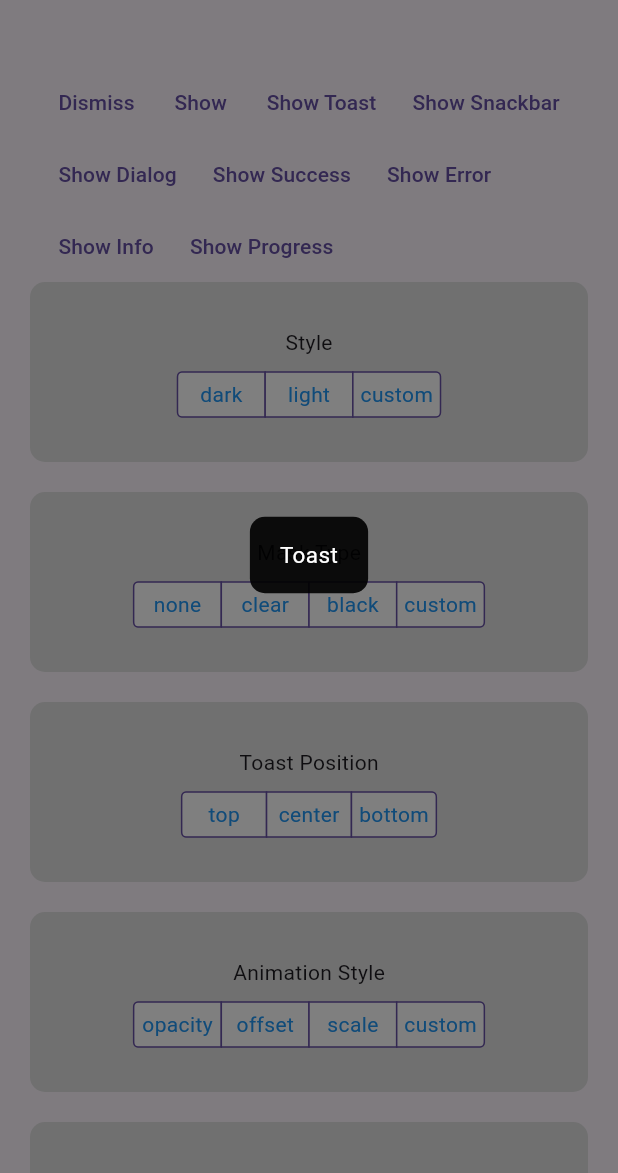
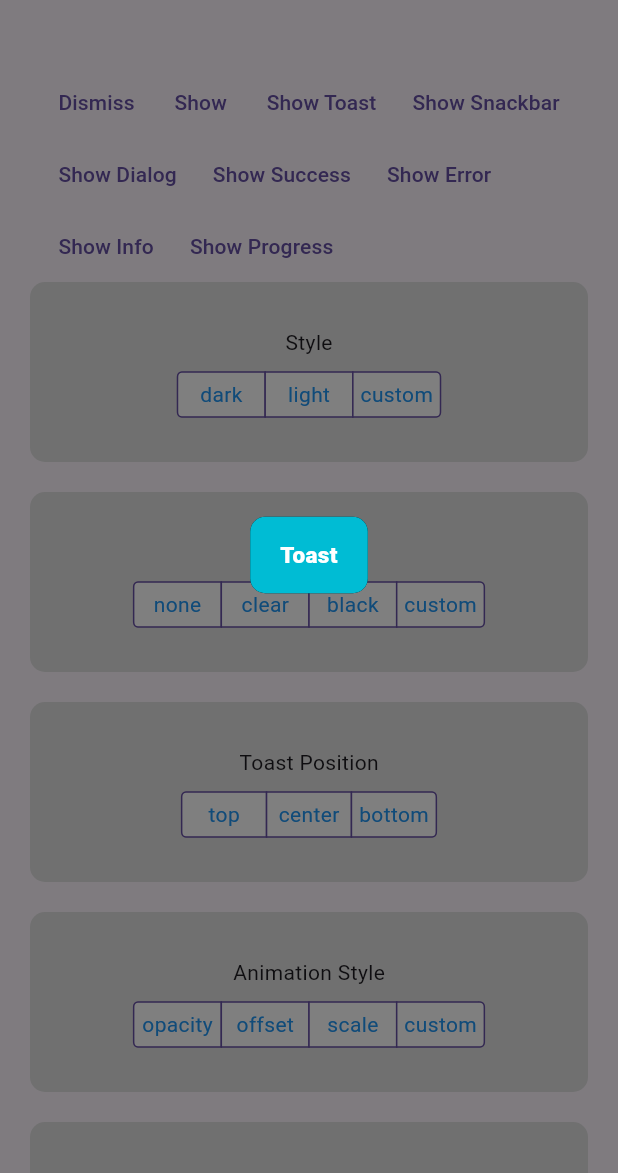
Before and after one commit to subhashDev11/snacknload, a Flutter app: the screen it shows after launch, after a tap on "Show", after a tap on "Dismiss", after a tap on "Show Toast", on a phone screen of 412 x 824 dp, the part 63-1236 px from its top. Run offline on Flutter 3.47's test engine with Material 3 defaults, Android fonts, the phone set to English and light mode, and no system bars; our stand-ins replace flutter_spinkit.

Commit message:
bug fixes and 1.3.0 version released

```diff
--- a/example/lib/custom_animation.dart
+++ b/example/lib/custom_animation.dart
@@ -2,7 +2,6 @@ import 'package:flutter/material.dart';
 import 'package:snacknload/snacknload.dart';
 
 class CustomAnimation extends SnackNLoadLoadingAnimation {
-
   @override
   Widget buildWidget(
     Widget child,
--- a/example/lib/main.dart
+++ b/example/lib/main.dart
@@ -2,28 +2,40 @@ import 'dart:async';
 import 'package:flutter/material.dart';
 import 'package:flutter/cupertino.dart';
 import 'package:snacknload/snacknload.dart';
-import 'package:example/custom_animation.dart';
 
 void main() {
   runApp(MyApp());
-  configLoading();
 }
 
 void configLoading() {
+  // SnackNLoad.instance
+  //   ..displayDuration = const Duration(milliseconds: 2000)
+  //   ..indicatorType = IndicatorType.fadingCircle
+  //   ..loadingStyle = LoadingStyle.dark
+  //   ..indicatorSize = 45.0
+  //   ..radius = 10.0
+  //   ..progressColor = Colors.yellow
+  //   ..backgroundColor = Colors.green
+  //   ..indicatorColor = Colors.yellow
+  //   ..textColor = Colors.yellow
+  //   ..maskColor = Colors.blue.withValues(alpha: 0.5)
+  //   ..userInteractions = true
+  //   ..dismissOnTap = false
+  //   ..customAnimation = CustomAnimation();
   SnackNLoad.instance
-    ..displayDuration = const Duration(milliseconds: 2000)
-    ..indicatorType = IndicatorType.fadingCircle
-    ..loadingStyle = LoadingStyle.dark
+    ..displayDuration = const Duration(milliseconds: 1000)
+    ..indicatorType = IndicatorType.wave
+    ..loadingStyle = LoadingStyle.custom
     ..indicatorSize = 45.0
     ..radius = 10.0
-    ..progressColor = Colors.yellow
-    ..backgroundColor = Colors.green
-    ..indicatorColor = Colors.yellow
-    ..textColor = Colors.yellow
-    ..maskColor = Colors.blue.withValues(alpha: 0.5)
-    ..userInteractions = true
-    ..dismissOnTap = false
-    ..customAnimation = CustomAnimation();
+    ..backgroundColor = Colors.cyan
+    ..indicatorColor = Colors.white
+    ..textColor = Colors.white
+    ..textStyle = TextStyle(
+      fontWeight: FontWeight.w900,
+      fontSize: 15,
+      color: Colors.white,
+    );
 }
 
 class MyApp extends StatelessWidget {
@@ -58,12 +70,15 @@ class _MyHomePageState extends State<_MyHomePage> {
   @override
   void initState() {
     super.initState();
-    SnackNLoad.addStatusCallback((status) {
-      if (status == LoadingStatus.dismiss) {
-        _timer?.cancel();
-      }
+    WidgetsBinding.instance.addPostFrameCallback((v) {
+      configLoading();
+      SnackNLoad.addStatusCallback((status) {
+        if (status == LoadingStatus.dismiss) {
+          _timer?.cancel();
+        }
+      });
+      SnackNLoad.showSuccess('Use in initState');
     });
-    SnackNLoad.showSuccess('Use in initState');
   }
 
   @override
@@ -101,6 +116,7 @@ class _MyHomePageState extends State<_MyHomePage> {
                       await SnackNLoad.show(
                         status: 'loading...',
                         maskType: MaskType.black,
+                        dismissOnTap: true,
                       );
                     },
                   ),
--- a/lib/src/utility/snacknload_container.dart
+++ b/lib/src/utility/snacknload_container.dart
@@ -368,7 +368,7 @@ class SnackNLoad {
   static Future<void> showSnackBar(
     String message, {
     Duration? duration,
-        SnackNLoadPosition? position,
+    SnackNLoadPosition? position,
     MaskType? maskType,
     bool? dismissOnTap,
     bool? showIcon,
--- a/lib/src/utility/snacknload_theme.dart
+++ b/lib/src/utility/snacknload_theme.dart
@@ -10,15 +10,22 @@ class SnackNLoadTheme {
   /// Colors
   static Color get indicatorColor => _getColor(Colors.black, Colors.white);
   static Color get progressColor => _getColor(Colors.black, Colors.white);
-  static Color get backgroundColor => _getColor(Colors.white, Colors.black.withOpacity(0.9));
+  static Color get backgroundColor => _getBackgroundColor(
+      SnackNLoad.instance.backgroundColor ?? Colors.white,
+      Colors.black.withValues(alpha: 0.9));
   static Color get textColor => _getColor(Colors.black, Colors.white);
-  static Color get successContainerColor => SnackNLoad.instance.successContainerColor ?? Colors.green;
-  static Color get errorContainerColor => SnackNLoad.instance.errorContainerColor ?? Colors.red;
-  static Color get infoContainerColor => SnackNLoad.instance.infoContainerColor ?? Colors.blue;
-  static Color get warningContainerColor => SnackNLoad.instance.warningContainerColor ?? Colors.orange;
+  static Color get successContainerColor =>
+      SnackNLoad.instance.successContainerColor ?? Colors.green;
+  static Color get errorContainerColor =>
+      SnackNLoad.instance.errorContainerColor ?? Colors.red;
+  static Color get infoContainerColor =>
+      SnackNLoad.instance.infoContainerColor ?? Colors.blue;
+  static Color get warningContainerColor =>
+      SnackNLoad.instance.warningContainerColor ?? Colors.orange;
 
   /// Box Shadow
-  static List<BoxShadow>? get boxShadow => SnackNLoad.instance.loadingStyle == LoadingStyle.custom
+  static List<BoxShadow>? get boxShadow =>
+      SnackNLoad.instance.loadingStyle == LoadingStyle.custom
           ? SnackNLoad.instance.boxShadow ?? [BoxShadow()]
           : null;
 
@@ -54,7 +61,8 @@ class SnackNLoadTheme {
   static IndicatorType get indicatorType => SnackNLoad.instance.indicatorType;
   static SnackNLoadPosition get position => SnackNLoad.instance.position;
   static Duration get displayDuration => SnackNLoad.instance.displayDuration;
-  static Duration get animationDuration => SnackNLoad.instance.animationDuration;
+  static Duration get animationDuration =>
+      SnackNLoad.instance.animationDuration;
   static EdgeInsets get contentPadding => SnackNLoad.instance.contentPadding;
   static EdgeInsets get textPadding => SnackNLoad.instance.textPadding;
   static TextAlign get textAlign => SnackNLoad.instance.textAlign;
@@ -72,7 +80,9 @@ class SnackNLoadTheme {
   static AlignmentGeometry alignment(SnackNLoadPosition position) {
     return position == SnackNLoadPosition.bottom
         ? AlignmentDirectional.bottomCenter
-        : (position == SnackNLoadPosition.top ? AlignmentDirectional.topCenter : AlignmentDirectional.center);
+        : (position == SnackNLoadPosition.top
+            ? AlignmentDirectional.topCenter
+            : AlignmentDirectional.center);
   }
 
   /// Helper function to get the color based on the loading style
@@ -83,4 +93,12 @@ class SnackNLoadTheme {
             ? dark
             : light;
   }
+
+  static Color _getBackgroundColor(Color light, Color dark) {
+    return SnackNLoad.instance.loadingStyle == LoadingStyle.custom
+        ? SnackNLoad.instance.backgroundColor!
+        : SnackNLoad.instance.loadingStyle == LoadingStyle.dark
+            ? dark
+            : light;
   }
+}
--- a/lib/src/widgets/indicator.dart
+++ b/lib/src/widgets/indicator.dart
@@ -175,7 +175,7 @@ class LoadingIndicatorState extends State<LoadingIndicator> {
           size: _size,
         );
         break;
-      }
+    }
 
     return Container(
       constraints: BoxConstraints(
--- a/lib/src/widgets/loading_container.dart
+++ b/lib/src/widgets/loading_container.dart
@@ -31,7 +31,8 @@ class LoadingContainer extends StatefulWidget {
   LoadingContainerState createState() => LoadingContainerState();
 }
 
-class LoadingContainerState extends State<LoadingContainer> with SingleTickerProviderStateMixin {
+class LoadingContainerState extends State<LoadingContainer>
+    with SingleTickerProviderStateMixin {
   String? _status;
   Color? _maskColor;
   late AnimationController _animationController;
@@ -39,7 +40,8 @@ class LoadingContainerState extends State<LoadingContainer> with SingleTickerPro
   late bool _dismissOnTap, _ignoring;
 
   bool get isPersistentCallbacks =>
-      _ambiguate(SchedulerBinding.instance)!.schedulerPhase == SchedulerPhase.persistentCallbacks;
+      _ambiguate(SchedulerBinding.instance)!.schedulerPhase ==
+      SchedulerPhase.persistentCallbacks;
 
   @override
   void initState() {
@@ -51,8 +53,10 @@ class LoadingContainerState extends State<LoadingContainer> with SingleTickerPro
             widget.position ?? SnackNLoadPosition.top,
           )
         : AlignmentDirectional.center;
-    _dismissOnTap = widget.dismissOnTap ?? (SnackNLoadTheme.dismissOnTap ?? false);
-    _ignoring = _dismissOnTap ? false : SnackNLoadTheme.ignoring(widget.maskType);
+    _dismissOnTap =
+        widget.dismissOnTap ?? (SnackNLoadTheme.dismissOnTap ?? false);
+    _ignoring =
+        _dismissOnTap ? false : SnackNLoadTheme.ignoring(widget.maskType);
     _maskColor = SnackNLoadTheme.maskColor(widget.maskType);
     _animationController = AnimationController(
       vsync: this,
@@ -73,10 +77,12 @@ class LoadingContainerState extends State<LoadingContainer> with SingleTickerPro
   }
 
   Future<void> show(bool animation) {
+    print("Bg Color - ${SnackNLoadTheme.backgroundColor == Colors.white}");
     if (isPersistentCallbacks) {
       Completer<dynamic> completer = Completer<void>();
-      _ambiguate(SchedulerBinding.instance)!
-          .addPostFrameCallback((_) => completer.complete(_animationController.forward(from: animation ? 0 : 1)));
+      _ambiguate(SchedulerBinding.instance)!.addPostFrameCallback((_) =>
+          completer
+              .complete(_animationController.forward(from: animation ? 0 : 1)));
       return completer.future;
     } else {
       return _animationController.forward(from: animation ? 0 : 1);
@@ -86,8 +92,9 @@ class LoadingContainerState extends State<LoadingContainer> with SingleTickerPro
   Future<void> dismiss(bool animation) {
     if (isPersistentCallbacks) {
       Completer<dynamic> completer = Completer<void>();
-      _ambiguate(SchedulerBinding.instance)!
-          .addPostFrameCallback((_) => completer.complete(_animationController.reverse(from: animation ? 1 : 0)));
+      _ambiguate(SchedulerBinding.instance)!.addPostFrameCallback((_) =>
+          completer
+              .complete(_animationController.reverse(from: animation ? 1 : 0)));
       return completer.future;
     } else {
       return _animationController.reverse(from: animation ? 1 : 0);
@@ -182,7 +189,9 @@ class _Indicator extends StatelessWidget {
         children: <Widget>[
           if (indicator != null)
             Container(
-              margin: status?.isNotEmpty == true ? SnackNLoadTheme.textPadding : EdgeInsets.zero,
+              margin: status?.isNotEmpty == true
+                  ? SnackNLoadTheme.textPadding
+                  : EdgeInsets.zero,
               child: indicator,
             ),
           if (status != null)
--- a/lib/src/widgets/overlay_entry.dart
+++ b/lib/src/widgets/overlay_entry.dart
@@ -4,7 +4,6 @@ import 'package:flutter/scheduler.dart';
 T? _ambiguate<T>(T? value) => value;
 
 class SnackNLoadOverlayEntry extends OverlayEntry {
-
   @override
   final WidgetBuilder builder;
 
--- a/lib/src/widgets/progress.dart
+++ b/lib/src/widgets/progress.dart
@@ -2,7 +2,6 @@ import 'dart:math' as math;
 
 import 'package:flutter/material.dart';
 import 'package:snacknload/src/utility/snacknload_theme.dart';
-
 
 class LoadingProgress extends StatefulWidget {
   final double value;
@@ -51,7 +50,6 @@ class LoadingProgressState extends State<LoadingProgress> {
 }
 
 class _CircleProgress extends ProgressIndicator {
-
   @override
   final double value;
   final double width;
```
Also changed, not shown: lib/src/widgets/loading.dart (+3 -4 lines), lib/src/widgets/snackbar_container.dart (+14 -8 lines), pubspec.yaml (+5 -5 lines), lib/snacknload.dart (line endings or trailing spaces), 4 other files. Lines whose indentation alone changed are shown as unchanged.
